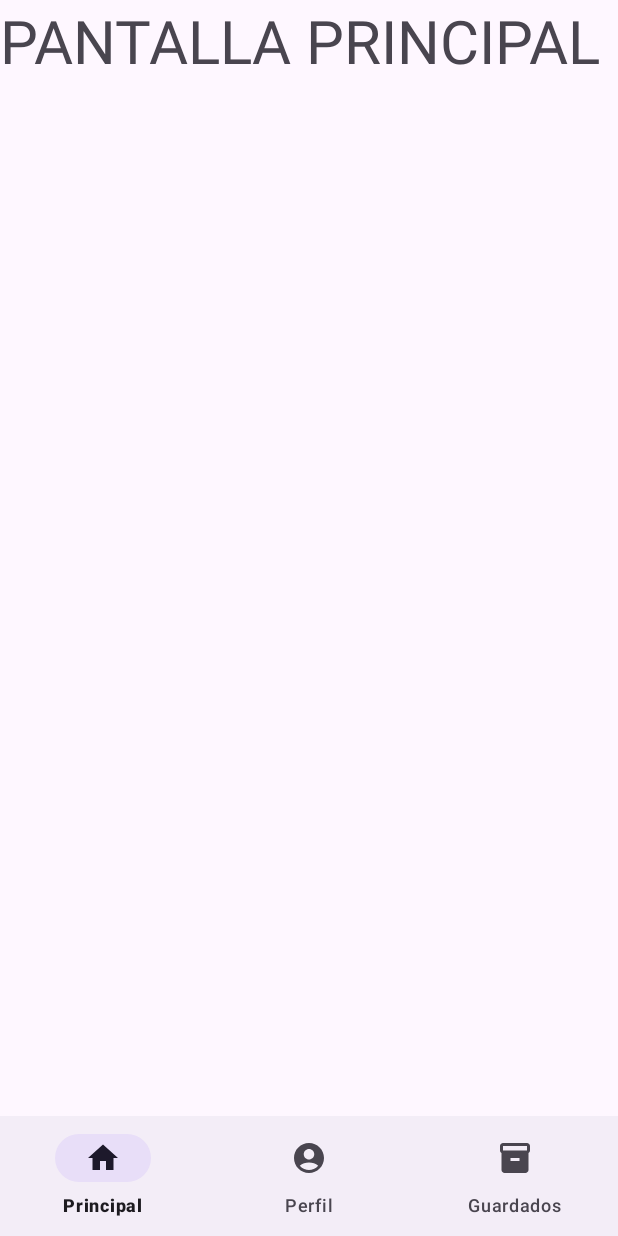
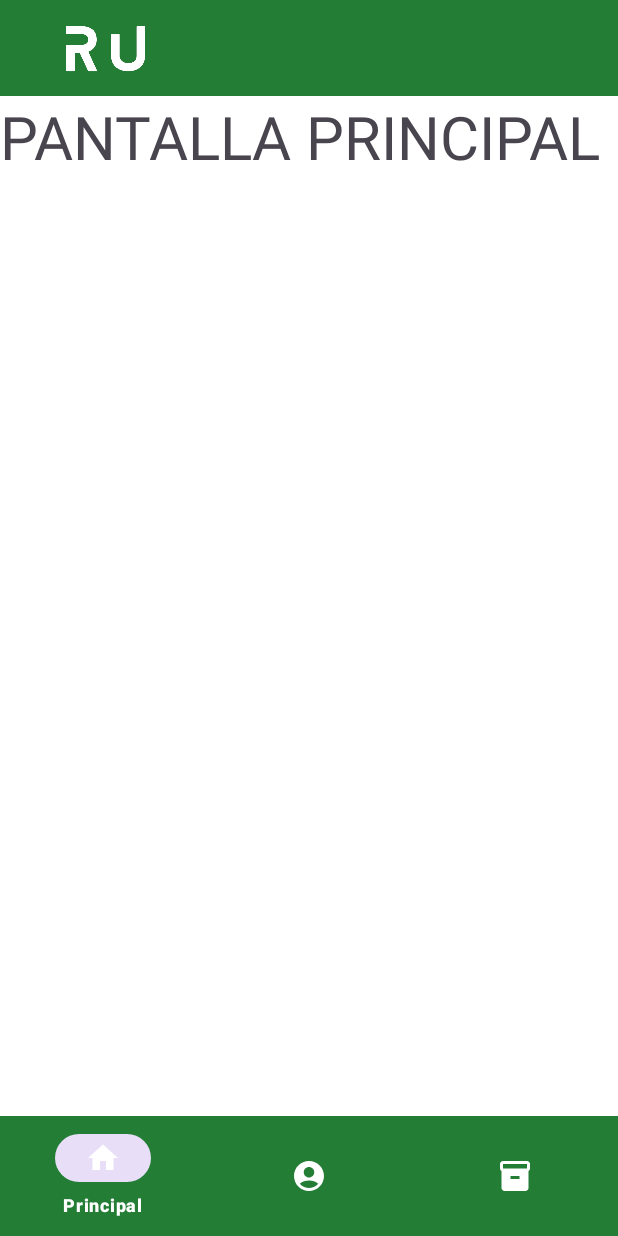
Before and after one commit to mathew-cordero/ReservaUVG, an Android app: the Navigation screen opened directly, with no data from a screen before it, on a phone screen of 412 x 824 dp. Run offline under Robolectric (Android 15) with nearby library versions, the phone set to English and light mode, and no system bars.

Commit message:
Agregar diseños y tool bar

```diff
--- a/app/src/main/java/com/example/reservauvg/Navegacion/Navigation.kt
+++ b/app/src/main/java/com/example/reservauvg/Navegacion/Navigation.kt
@@ -1,7 +1,10 @@
 package com.example.reservauvg.Navegacion
 
+import android.graphics.Color
+import android.graphics.PorterDuff
 import androidx.appcompat.app.AppCompatActivity
 import android.os.Bundle
+import androidx.appcompat.widget.Toolbar
 import androidx.fragment.app.Fragment
 import com.example.reservauvg.R
 import com.example.reservauvg.databinding.ActivityMainBinding
@@ -9,10 +12,15 @@ import com.example.reservauvg.databinding.ActivityNavigationBinding
 
 class Navigation : AppCompatActivity() {
     private lateinit var binding: ActivityNavigationBinding
+
     override fun onCreate(savedInstanceState: Bundle?) {
         super.onCreate(savedInstanceState)
         binding = ActivityNavigationBinding.inflate(layoutInflater)
         setContentView(binding.root)
+        var toolbar:Toolbar? = findViewById(R.id.toolbar)
+
+        setSupportActionBar(toolbar)
+        supportActionBar?.setDisplayShowTitleEnabled(false)
         //llamamos primero a home para presentarlo a el primero
         replace(Home())
         binding.bottomNavigationView.setOnItemSelectedListener {
--- a/app/src/main/res/layout/activity_login.xml
+++ b/app/src/main/res/layout/activity_login.xml
@@ -29,15 +29,13 @@
         android:id="@+id/checkBox"
         android:layout_width="wrap_content"
         android:layout_height="wrap_content"
-        android:layout_marginTop="40dp"
         android:text="MANTENER INICIO"
         android:textColor="@color/white"
         android:textSize="22sp"
         app:layout_constraintBottom_toBottomOf="parent"
         app:layout_constraintEnd_toEndOf="parent"
-        app:layout_constraintHorizontal_bias="0.498"
+        app:layout_constraintHorizontal_bias="0.497"
         app:layout_constraintStart_toStartOf="parent"
-        app:layout_constraintTop_toBottomOf="@+id/botonEjemplo"
-        app:layout_constraintVertical_bias="0.0"
-        />
+        app:layout_constraintTop_toBottomOf="@+id/botoninicio"
+        app:layout_constraintVertical_bias="0.304" />
 </androidx.constraintlayout.widget.ConstraintLayout>
--- a/app/src/main/res/layout/activity_navigation.xml
+++ b/app/src/main/res/layout/activity_navigation.xml
@@ -6,14 +6,36 @@
     android:layout_height="match_parent"
     tools:context=".Navegacion.Navigation">
 
+    <androidx.appcompat.widget.Toolbar
+        android:id="@+id/toolbar"
+        android:layout_width="match_parent"
+        android:layout_height="?attr/actionBarSize"
+        android:background="@color/colorfondo"
+        tools:ignore="MissingConstraints">
+
+        <RelativeLayout
+            android:layout_width="110dp"
+            android:layout_height="wrap_content">
+            <ImageView
+                android:layout_width="wrap_content"
+                android:layout_height="wrap_content"
+                android:src="@drawable/logoru"/>
+
+
+        </RelativeLayout>
+
+    </androidx.appcompat.widget.Toolbar>
+
     <FrameLayout
         android:id="@+id/frame_layout"
         android:layout_width="0dp"
         android:layout_height="0dp"
+        android:background="@color/white"
+
         app:layout_constraintBottom_toTopOf="@+id/bottomNavigationView"
         app:layout_constraintEnd_toEndOf="parent"
         app:layout_constraintStart_toStartOf="parent"
-        app:layout_constraintTop_toTopOf="parent">
+        app:layout_constraintTop_toBottomOf="@+id/toolbar">
 
     </FrameLayout>
 
@@ -24,5 +46,9 @@
         app:layout_constraintBottom_toBottomOf="parent"
         app:layout_constraintEnd_toEndOf="parent"
         app:layout_constraintStart_toStartOf="parent"
-        app:menu="@menu/bottom_nav"/>
+        app:menu="@menu/bottom_nav"
+        app:labelVisibilityMode="selected"
+        style="@style/BottonNavigation"
+
+        />
 </androidx.constraintlayout.widget.ConstraintLayout>
--- a/app/src/main/res/layout/fragment_account.xml
+++ b/app/src/main/res/layout/fragment_account.xml
@@ -11,7 +11,8 @@
         android:layout_height="match_parent"
         android:layout_gravity="center"
         android:text="MI CUENTA"
-        android:textSize="40dp" />
+        android:textSize="40dp"
+        android:background="@color/white"/>
 
 
 </FrameLayout>
--- a/app/src/main/res/layout/fragment_home.xml
+++ b/app/src/main/res/layout/fragment_home.xml
@@ -11,6 +11,7 @@
         android:layout_height="match_parent"
         android:layout_gravity="center"
         android:text="PANTALLA PRINCIPAL"
-        android:textSize="40dp"/>
+        android:textSize="40dp"
+        android:background="@color/white"/>
 
 </FrameLayout>
--- a/app/src/main/res/layout/fragment_save.xml
+++ b/app/src/main/res/layout/fragment_save.xml
@@ -11,6 +11,7 @@
         android:layout_height="match_parent"
         android:layout_gravity="center"
         android:text="MIS GUARDADOS"
-        android:textSize="40dp"/>
+        android:textSize="40dp"
+        android:background="@color/white"/>
 
 </FrameLayout>
--- a/app/src/main/res/menu/bottom_nav.xml
+++ b/app/src/main/res/menu/bottom_nav.xml
@@ -3,12 +3,15 @@
 
     <item android:title="Principal"
         android:id="@+id/home"
+        android:titleCondensed="Princ"
         android:icon="@drawable/baseline_home_24"/>
     <item android:title="Perfil"
         android:id="@+id/account"
+        android:iconTint="@color/white"
         android:icon="@drawable/baseline_account_circle_24"/>
     <item android:title="Guardados"
         android:id="@+id/save"
+        android:titleCondensed="Save"
         android:icon="@drawable/baseline_inventory_24"/>
 
 </menu>
--- a/app/src/main/res/values/themes.xml
+++ b/app/src/main/res/values/themes.xml
@@ -1,9 +1,19 @@
 <resources xmlns:tools="http://schemas.android.com/tools">
     <!-- Base application theme. -->
     <style name="Base.Theme.ReservaUVG" parent="Theme.Material3.DayNight.NoActionBar">
-        <!-- Customize your light theme here. -->
-        <!-- <item name="colorPrimary">@color/my_light_primary</item> -->
+        <item name="colorPrimary">@color/colorfondo</item>
+        <item name="colorPrimaryVariant">@color/colorfondo</item>
+        <item name = "colorOnPrimary">@color/white</item>
+
+
     </style>
 
     <style name="Theme.ReservaUVG" parent="Base.Theme.ReservaUVG" />
+
+    <style name="BottonNavigation">
+        <item name="android:background">@color/colorfondo</item>
+        <item name="itemIconTint">@color/white</item>
+        <item name="itemTextColor">@color/white</item>
+        <item name="android:itemBackground">@color/colorfondoscuro</item>
+    </style>
 </resources>
```
